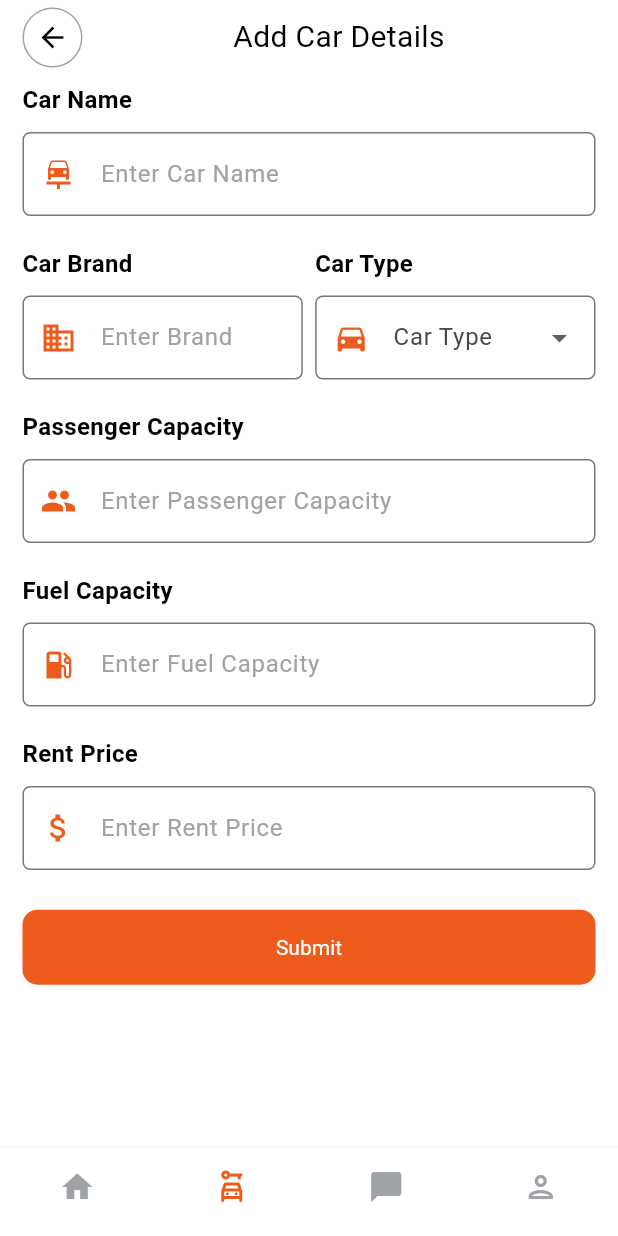
After one commit to sijalneupane/car_rental_system, a Flutter app: the screen it shows after launch, swiped to page 2, on a phone screen of 412 x 824 dp. The commit adds this screen. Run offline on Flutter 3.47's test engine with Material 3 defaults, Android fonts, the phone set to English and light mode, and no system bars; our stand-ins replace cloud_firestore, dio, firebase_core, flutter_spinkit, pin_code_fields; accounts and stored records are empty; network calls fail.

Commit message:
car details added and then fetched

```diff
--- /dev/null
+++ b/lib/add_car_form.dart
@@ -0,0 +1,223 @@
+import 'package:car_rental_system/core/util/display_snackbar.dart';
+import 'package:car_rental_system/core/util/hide_keyboard.dart';
+import 'package:car_rental_system/core/util/spin_kit.dart';
+import 'package:car_rental_system/core/util/string_utils.dart';
+import 'package:car_rental_system/widgets/custom_back_page_icon.dart';
+import 'package:car_rental_system/widgets/custom_dropdown.dart';
+import 'package:car_rental_system/widgets/custom_elevatedbutton.dart';
+import 'package:car_rental_system/widgets/custom_icons.dart';
+import 'package:car_rental_system/widgets/custom_sized_box.dart';
+import 'package:car_rental_system/widgets/custom_text.dart';
+import 'package:car_rental_system/widgets/custom_textformfield.dart';
+import 'package:car_rental_system/widgets/padding_for_all_pages.dart';
+import 'package:cloud_firestore/cloud_firestore.dart';
+import 'package:flutter/material.dart';
+
+class AddCarForm extends StatefulWidget {
+  const AddCarForm({super.key});
+
+  @override
+  State<AddCarForm> createState() => _AddCarFormState();
+}
+
+class _AddCarFormState extends State<AddCarForm> {
+  // Controllers for each field
+  final TextEditingController _carNameController = TextEditingController();
+  // final TextEditingController _carImageController = TextEditingController();
+  // final TextEditingController _carLogoController = TextEditingController();
+  final TextEditingController _carBrandController = TextEditingController();
+  final TextEditingController _carTypeController = TextEditingController();
+  final TextEditingController _passengerCapacityController =
+      TextEditingController();
+  final TextEditingController _fuelCapacityController = TextEditingController();
+  final TextEditingController _priceController = TextEditingController();
+  List<String> carType = [automaticTypeStr, manualTypeStr];
+  bool loader = false;
+  // Global key for form validation
+  final _formKey = GlobalKey<FormState>();
+
+  @override
+  Widget build(BuildContext context) {
+    return Scaffold(
+      body: SafeArea(
+          child: Stack(
+        children: [
+          ui(),
+          loader ? Loader.backdropFilter(context) : const SizedBox()
+        ],
+      )),
+    );
+  }
+
+  Widget ui() {
+    return Form(
+      key: _formKey,
+      child: SingleChildScrollView(
+        child: PaddingForAllPages(
+          child: Column(
+            children: [
+              Row(
+                children: [
+                  CustomBackPageIcon(),
+                  Expanded(
+                      child: CustomText(
+                    data: addCarDetailsStr,
+                    isPageTitle: true,
+                    textAlign: TextAlign.center,
+                  ))
+                ],
+              ),
+
+              // Car Name Field
+              CustomTextformfield(
+                labelText: carNameLabelStr,
+                hintText: carNameHintStr,
+                controller: _carNameController,
+                prefixIcon: CustomIcons(icon: Icons.car_repair),
+                validator: (value) {
+                  if (value == null || value.isEmpty) {
+                    return carNameValidateString;
+                  }
+                  return null;
+                },
+              ),
+
+              // Car Brand Field
+              Row(
+                children: [
+                  Expanded(
+                    child: CustomTextformfield(
+                      labelText: carBrandLabelStr,
+                      hintText: carBrandHintStr,
+                      controller: _carBrandController,
+                      prefixIcon: CustomIcons(icon: Icons.business),
+                      validator: (value) {
+                        if (value == null || value.isEmpty) {
+                          return carBrandValidateString;
+                        }
+                        return null;
+                      },
+                    ),
+                  ),
+                  CustomSizedBox(
+                    width: 0.02,
+                  ),
+                  // Car Type Field
+                  Expanded(
+                    child: CustomDropdown(
+                      dropDownItemList: carType,
+                      labelText: carTypeLabelStr,
+                      hintText: carTypeHintStr,
+                      controller: _carTypeController,
+                      prefixIcon: CustomIcons(
+                        icon: Icons.directions_car,
+                      ),
+                      onChanged: (value) {
+                        setState(() {
+                          _carTypeController.text = value!;
+                        });
+                      },
+                      validator: (value) {
+                        if (value == null || value.isEmpty) {
+                          return carTypeValidateString;
+                        }
+                        return null;
+                      },
+                    ),
+                  ),
+                ],
+              ),
+
+              // Total Passenger Capacity Field
+              CustomTextformfield(
+                keyboardType: TextInputType.number,
+                labelText: totalPassengerCapacityLabelStr,
+                hintText: totalPassengerCapacityHintStr,
+                controller: _passengerCapacityController,
+                prefixIcon: CustomIcons(icon: Icons.group),
+                validator: (value) {
+                  if (value == null || value.isEmpty) {
+                    return totalPassengerCapacityValidateString;
+                  }
+                  return null;
+                },
+              ),
+
+              // Fuel Capacity Field
+              CustomTextformfield(
+                keyboardType: TextInputType.number,
+                labelText: fuelCapacityLabelStr,
+                hintText: fuelCapacityHintStr,
+                controller: _fuelCapacityController,
+                prefixIcon: CustomIcons(icon: Icons.local_gas_station),
+                validator: (value) {
+                  if (value == null || value.isEmpty) {
+                    return fuelCapacityValidateString;
+                  }
+                  return null;
+                },
+              ),
+
+              // Rent Price Field
+              CustomTextformfield(
+                keyboardType: TextInputType.number,
+                labelText: priceLabelStr,
+                hintText: priceHintStr,
+                controller: _priceController,
+                prefixIcon: CustomIcons(icon: Icons.attach_money),
+                validator: (value) {
+                  if (value == null || value.isEmpty) {
+                    return priceValidateString;
+                  }
+                  return null;
+                },
+              ),
+              CustomSizedBox(
+                height: 0.02,
+              ),
+              // Submit Button
+              CustomElevatedbutton(
+                onPressed: ()  {
+                  if (_formKey.currentState!.validate()) {
+                    setState(() {
+                      loader=true;
+                    });
+                    HideKeyboard.hideKeyboard(context);
+                    Future.delayed(Duration(seconds: 2),()async{
+                      var carDetails = {
+                      "carName": _carNameController.text,
+                      "carBrand": _carBrandController.text,
+                      "carType": _carTypeController.text,
+                      "passengerCapacity": _passengerCapacityController.text,
+                      "fuelCapacity": _fuelCapacityController.text,
+                      "rentPrice": _priceController.text,
+                    };
+                    // print(carDetails);
+                    try {
+                      FirebaseFirestore firebaseFirestore =
+                          FirebaseFirestore.instance;
+                     await firebaseFirestore.collection("cars").add(carDetails);
+                      setState(() {
+                        loader=false;
+                      });
+                    DisplaySnackbar.show(context, carDetailsAddedSuccessStr,isSuccess: true);
+
+                    } catch (e) {
+                      // TODO
+                      setState(() {
+                        loader=false;
+                      });
+                      DisplaySnackbar.show(context,carDetailsAddedFailStr,isError: true);
+                    }
+                    });
+                  }
+                },
+                child: const Text(submitStr),
+              ),
+            ],
+          ),
+        ),
+      ),
+    );
+  }
+}
--- a/lib/bottom_navbar.dart
+++ b/lib/bottom_navbar.dart
@@ -1,3 +1,4 @@
+import 'package:car_rental_system/add_car_form.dart';
 import 'package:car_rental_system/chat_page.dart';
 import 'package:car_rental_system/core/util/color_utils.dart';
 import 'package:car_rental_system/core/util/string_utils.dart';
@@ -23,7 +24,7 @@ class _BottomNavbar1State extends State<BottomNavbar1> {
       label: '',
     ),
     const BottomNavigationBarItem(
-      icon: Icon(Icons.share_location),
+      icon: Icon(Icons.car_rental_outlined),
       label: '', // Empty string to remove label
     ),
     const BottomNavigationBarItem(
@@ -38,7 +39,7 @@ class _BottomNavbar1State extends State<BottomNavbar1> {
 
   List<Widget> widgets = [
     const Home(),
-    const Home(),
+    const AddCarForm(),
     const ChatPage(),
     const ChatPage(),
   ];
@@ -56,15 +57,20 @@ class _BottomNavbar1State extends State<BottomNavbar1> {
           });
         },
       ),
-      bottomNavigationBar: BottomNavigationBar(
+      bottomNavigationBar:Theme(
+        data: ThemeData(
+          splashFactory: NoSplash.splashFactory, // Disable splash effect
+        ),child: BottomNavigationBar(
         items: bottomNavItemList,
+        elevation: 2,
         currentIndex: index,
         backgroundColor: Colors.white,
         unselectedItemColor: greyColor,
         selectedItemColor: primaryColor,
         type: BottomNavigationBarType.fixed, // Ensures all icons are visible
         showSelectedLabels: false, // Hides selected labels
-        showUnselectedLabels: false, // Hides unselected labels
+        showUnselectedLabels: false,
+         // Hides unselected labels
         onTap: (value) {
           setState(() {
             index = value;
@@ -72,7 +78,7 @@ class _BottomNavbar1State extends State<BottomNavbar1> {
             // OR use pageController.animateToPage(value, duration: Duration(milliseconds: 300), curve: Curves.ease);
           });
         },
-      ),
+      ),),
     );
   }
 
--- a/lib/car_details_page.dart
+++ b/lib/car_details_page.dart
@@ -12,6 +12,7 @@ import 'package:car_rental_system/widgets/custom_no_border_icon_button.dart';
 import 'package:car_rental_system/widgets/custom_review_container.dart';
 import 'package:car_rental_system/widgets/custom_sized_box.dart';
 import 'package:car_rental_system/widgets/custom_text.dart';
+import 'package:car_rental_system/widgets/padding_for_all_pages.dart';
 import 'package:flutter/material.dart';
 
 class CarDetailsPage extends StatefulWidget {
@@ -39,15 +40,14 @@ class _CarDetailsPageState extends State<CarDetailsPage> {
   Widget build(BuildContext context) {
     return Scaffold(
       body: SafeArea(
-        child: Padding(
-          padding: const EdgeInsets.symmetric(horizontal:  15.0,vertical: 10),
+        child: PaddingForAllPages (
           child: Column(
             crossAxisAlignment: CrossAxisAlignment.start,
             children: [
               Row(
                 mainAxisAlignment: MainAxisAlignment.spaceBetween,
                 children: [
-                  CustomBackPageIcon(icon: Icons.arrow_back),
+                  CustomBackPageIcon(),
                   CustomText(
                     data: carDetailStr,
                     fontSize: 20,
--- a/lib/core/util/display_snackbar.dart
+++ b/lib/core/util/display_snackbar.dart
@@ -8,7 +8,8 @@ class DisplaySnackbar {
       Color textColor = Colors.white,
       Duration duration = const Duration(seconds: 3),
       IconData? icon,
-      bool isError=false}) {
+      bool isError=false
+      , bool isSuccess=false}) {
     final snackBar = SnackBar(
       content: Row(
         children: [
@@ -22,7 +23,7 @@ class DisplaySnackbar {
           ),
         ],
       ),
-      backgroundColor:isError?Colors.red: backgroundColor,
+      backgroundColor:isError?Colors.red:isSuccess?Colors.green: backgroundColor,
       duration: duration,
       behavior: SnackBarBehavior.floating,
       shape: RoundedRectangleBorder(
--- a/lib/core/util/string_utils.dart
+++ b/lib/core/util/string_utils.dart
@@ -131,3 +131,35 @@ const String passportStr="Passport";
 const String paymentMethodsStr="Payment Methods";
 const String myBookingStr="My Booking";
 const String settingStr="Settings";
+
+// add car form page
+const String addCarDetailsStr="Add Car Details";
+const String carNameLabelStr="Car Name";
+const String carImageLabelStr="Car Image";
+const String carLogoLabelStr="Car Logo";
+const String carBrandLabelStr="Car Brand";
+const String carTypeLabelStr="Car Type";
+const String totalPassengerCapacityLabelStr="Passenger Capacity";
+const String fuelCapacityLabelStr="Fuel Capacity";
+const String priceLabelStr="Rent Price";
+
+const String carNameHintStr="Enter Car Name";
+const String carImageHintStr="Enter Car Image";
+const String carLogoHintStr="Enter Car Logo";
+const String carBrandHintStr="Enter Brand";
+const String carTypeHintStr="Enter Car Type";
+const String totalPassengerCapacityHintStr="Enter Passenger Capacity";
+const String fuelCapacityHintStr="Enter Fuel Capacity";
+const String priceHintStr="Enter Rent Price";
+
+const String carNameValidateString = "Please enter car name";
+const String carImageValidateString = "Please enter car image";
+const String carLogoValidateString = "Please enter car logo";
+const String carBrandValidateString = "Please enter car brand";
+const String carTypeValidateString = "Please enter car type";
+const String totalPassengerCapacityValidateString = "Please enter total passenger capacity";
+const String fuelCapacityValidateString = "Please enter total fuel capacity";
+const String priceValidateString = "Please enter rent price";
+const String submitStr="Submit";
+const String carDetailsAddedSuccessStr="Car Details Added successfully";
+const String carDetailsAddedFailStr="Failed to add Car Details ";
--- a/lib/enter_otp.dart
+++ b/lib/enter_otp.dart
@@ -27,7 +27,7 @@ class _EnterOtpState extends State<EnterOtp> {
       appBar: AppBar(
         backgroundColor: Colors.white,
         automaticallyImplyLeading: false,
-        title: CustomBackPageIcon(icon: Icons.arrow_back),
+        title: CustomBackPageIcon(),
       ),
       body: Form(
           key: _formKey,
--- a/lib/forgot_password.dart
+++ b/lib/forgot_password.dart
@@ -24,7 +24,7 @@ class _ForgotPasswordState extends State<ForgotPassword> {
       appBar: AppBar(
         backgroundColor: Colors.white,
         automaticallyImplyLeading: false,
-        title: CustomBackPageIcon(icon: Icons.arrow_back,),
+        title: CustomBackPageIcon(),
       ),
       body: Form(
         key:_formKey ,
--- a/lib/login.dart
+++ b/lib/login.dart
@@ -54,7 +54,7 @@ class _LoginPgaeState extends State<LoginPgae> {
             child: Column(
               crossAxisAlignment: CrossAxisAlignment.center,
               children: [
-                CustomBackPageIcon(icon: Icons.arrow_back),
+                CustomBackPageIcon(),
 
                 // CustomBackPageIcon( icon: Icons.close),
                 CustomSizedBox(
@@ -62,7 +62,8 @@ class _LoginPgaeState extends State<LoginPgae> {
                 ),
                 CustomText(
                   data: welcomeBackStr,
-                  fontSize: 30,
+                  // fontSize: 30,
+                  isFormTitle: true,
                   textAlign: TextAlign.center,
                 ),
                 CustomSizedBox(
--- a/lib/main.dart
+++ b/lib/main.dart
@@ -32,8 +32,8 @@ class MyApp extends StatelessWidget {
       // home: SplashScreen() ,
       // home: CarDetailsPage(),
       // home: BookingPage(),
-      // home: BottomNavbar1(),
-      home: LoginPgae(),
+      home: BottomNavbar1(),
+      // home: LoginPgae(),
     );
   }
 }
--- a/lib/reset_password.dart
+++ b/lib/reset_password.dart
@@ -33,7 +33,7 @@ class _ResetPasswordState extends State<ResetPassword> {
       appBar: AppBar(
         backgroundColor: Colors.white,
         automaticallyImplyLeading: false,
-        title: CustomBackPageIcon(icon: Icons.arrow_back),
+        title: CustomBackPageIcon(),
       ),
       body: Form(
         key: _formKey,
--- a/lib/signup.dart
+++ b/lib/signup.dart
@@ -57,7 +57,7 @@ class _SignupState extends State<Signup> {
               child: Column(
                 crossAxisAlignment: CrossAxisAlignment.center,
                 children: [
-                  CustomBackPageIcon(icon: Icons.arrow_back),
+                  CustomBackPageIcon(),
                   CustomSizedBox(
                     height: 0.02,
                   ),
--- a/lib/widgets/custom_border_icon_button.dart
+++ b/lib/widgets/custom_border_icon_button.dart
@@ -12,8 +12,8 @@ class CustomBorderIconButton extends StatelessWidget {
   @override
    Widget build(BuildContext context) {
     return Container(
-      height: 45,
-      width: 45,
+      height: 40,
+      width: 40,
       padding: const EdgeInsets.all(0),
       decoration: BoxDecoration(
         color: Colors.white,
@@ -21,7 +21,7 @@ class CustomBorderIconButton extends StatelessWidget {
         border: Border.all(color: greyColor),
       ),
       child: IconButton(
-        iconSize: 24,
+        iconSize: 22,
         onPressed: onPressed,
         icon: CustomIcons(
           icon: icon,
--- a/lib/widgets/custom_dropdown.dart
+++ b/lib/widgets/custom_dropdown.dart
@@ -2,42 +2,80 @@ import 'package:car_rental_system/core/util/color_utils.dart';
 import 'package:flutter/material.dart';
 import 'package:car_rental_system/widgets/custom_text.dart';
 
-class CustomDropdown extends StatelessWidget {
+class CustomDropdown extends StatefulWidget {
   List<String> dropDownItemList;
   Function(String?)? onChanged;
   String? labelText;
+  String? hintText;
+  Widget? suffixIcon;
+  Widget? prefixIcon;
   TextEditingController? controller;
+  String? Function(String?)? validator;
   CustomDropdown(
       {super.key,
       required this.dropDownItemList,
       this.onChanged,
       this.labelText,
-      this.controller});
+      this.hintText,
+      this.suffixIcon,
+      this.prefixIcon,
+      this.controller,
+      this.validator});
+
+  @override
+  State<CustomDropdown> createState() => _CustomDropdownState();
+}
+
+class _CustomDropdownState extends State<CustomDropdown> {
+  final FocusNode _focusNode = FocusNode();
+
+  @override
+  void dispose() {
+    _focusNode.dispose();
+    super.dispose();
+  }
+
+  String? hintText;
+
   @override
   Widget build(BuildContext context) {
     return Padding(
-      padding: const EdgeInsets.symmetric(horizontal: 20, vertical: 10),
-      child: DropdownButtonFormField(
+      padding: const EdgeInsets.symmetric(vertical: 10),
+      child: Column(
+        crossAxisAlignment: CrossAxisAlignment.start,
+        children: [
+          CustomText(
+            data: widget.labelText!,
+            fontWeight: FontWeight.bold,
+            fontSize: 16,
+          ),
+          const SizedBox(height: 10),
+          DropdownButtonFormField(
               dropdownColor: primaryColor,
+              focusNode: _focusNode,
               decoration: InputDecoration(
-              labelText: labelText,
-              border:
-                  OutlineInputBorder(borderRadius: BorderRadius.circular(5))),
-          items: dropDownItemList
-              .map((e) => DropdownMenuItem(
+                  focusedBorder: const OutlineInputBorder(
+                      borderSide: BorderSide(width: 1, color: primaryColor)),
+                  prefixIcon: widget.prefixIcon,
+                  suffixIcon: widget.suffixIcon,
+                  labelText: widget.labelText,
+                  border: OutlineInputBorder(
+                      borderRadius: BorderRadius.circular(5))),
+              items: widget.dropDownItemList
+                  .map(
+                    (e) => DropdownMenuItem(
                       value: e,
                       child: CustomText(
                         data: e,
-                  )))
+                      ),
+                    ),
+                  )
                   .toList(),
-          onChanged: onChanged,
+              onChanged: widget.onChanged,
               autovalidateMode: AutovalidateMode.onUserInteraction,
-          validator: (value) {
-            if (value == null) {
-              return "$labelText cannot be empty";
-            }
-            return null;
-          }),
+              validator: widget.validator),
+        ],
+      ),
     );
   }
 }
--- a/lib/widgets/custom_text.dart
+++ b/lib/widgets/custom_text.dart
@@ -6,16 +6,29 @@ class CustomText extends StatelessWidget {
   double? fontSize;
   FontWeight? fontWeight;
   TextAlign? textAlign;
+  bool? isFormTitle ;
+  bool? isPageTitle;
+
   CustomText(
-      {super.key, required this.data, this.color, this.fontSize,this.fontWeight,this.textAlign});
+      {super.key,
+      required this.data,
+      this.color,
+      this.fontSize,
+      this.fontWeight,
+      this.textAlign,
+      this.isFormTitle,
+      this.isPageTitle});
 
   @override
   Widget build(BuildContext context) {
     return Text(
       data,
       softWrap: true,
-      textAlign:textAlign?? TextAlign.center ,
-      style: TextStyle(color: color ?? Colors.black, fontSize: fontSize, fontWeight:fontWeight ),
+      textAlign: textAlign ?? TextAlign.center,
+      style: TextStyle(
+          color: color ?? Colors.black,
+          fontSize: isPageTitle?? false?20:isFormTitle ?? false ?28:fontSize ,
+          fontWeight: fontWeight),
     );
   }
 }
--- /dev/null
+++ b/lib/widgets/padding_for_all_pages.dart
@@ -0,0 +1,12 @@
+import 'package:flutter/material.dart';
+
+class PaddingForAllPages extends StatelessWidget {
+  Widget? child;
+   PaddingForAllPages({super.key,this.child});
+
+  @override
+  Widget build(BuildContext context) {
+    return  Padding(padding:  const EdgeInsets.symmetric(horizontal:  15.0,vertical: 5),
+    child: child,);
+  }
+}
```
Also changed, not shown: lib/home.dart (+159 -117 lines), lib/widgets/custom_back_page_icon.dart (+21 -15 lines), lib/widgets/custom_caroverview_container.dart (+4 -4 lines), 4 other files. Lines whose indentation alone changed are shown as unchanged.
